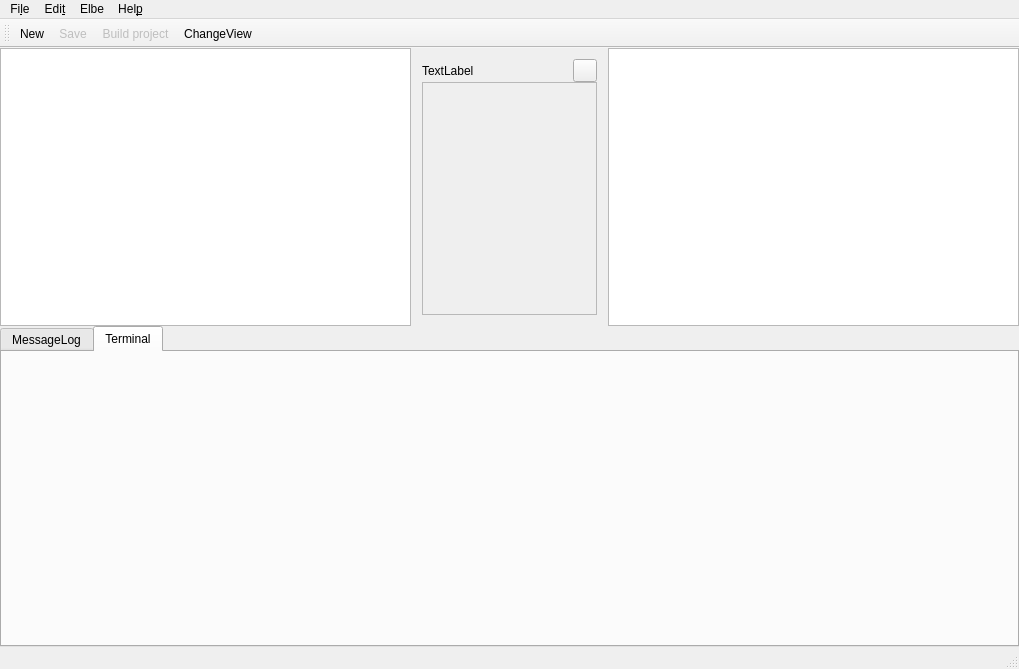
This is elbefrontend/mainwindow.ui in emtrion/elbe-gui as Qt 5 draws it before an edit. The edited form follows.
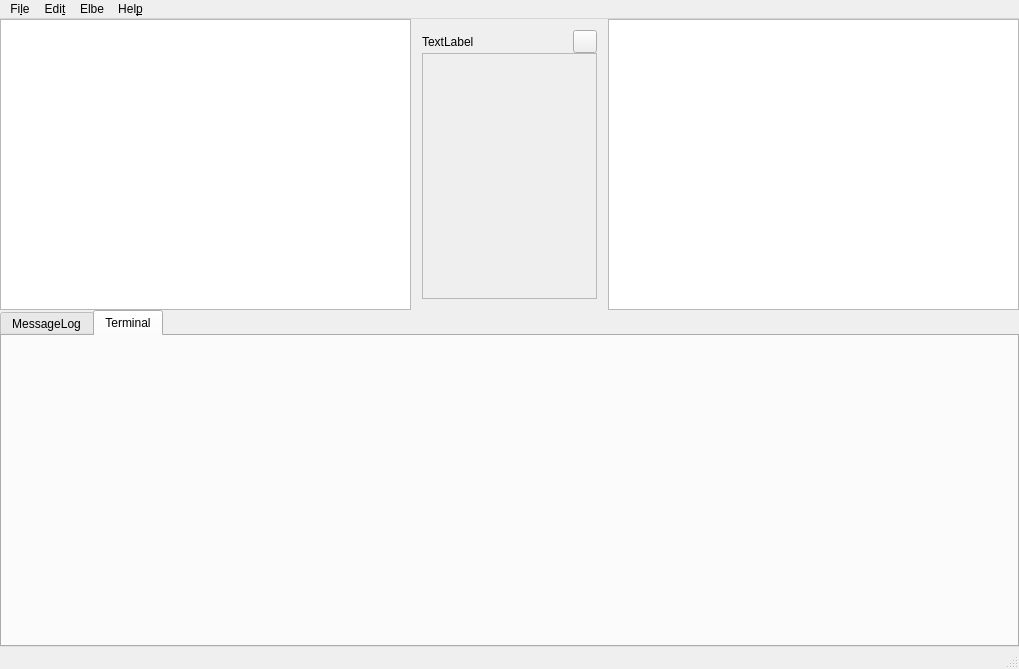
This is the edited form. Icons and pictures are not drawn. Custom widgets are drawn as their Qt base class.

The edit to the form file:
```diff
--- a/elbefrontend/mainwindow.ui
+++ b/elbefrontend/mainwindow.ui
@@ -359,21 +359,6 @@
    <addaction name="menuElbe"/>
    <addaction name="menuHilfe"/>
   </widget>
-  <widget class="QToolBar" name="mainToolBar">
-   <property name="enabled">
-    <bool>true</bool>
-   </property>
-   <attribute name="toolBarArea">
-    <enum>TopToolBarArea</enum>
-   </attribute>
-   <attribute name="toolBarBreak">
-    <bool>false</bool>
-   </attribute>
-   <addaction name="actionNew"/>
-   <addaction name="actionSave"/>
-   <addaction name="actionBuild"/>
-   <addaction name="action_ChangeView"/>
-  </widget>
   <widget class="QStatusBar" name="statusBar"/>
   <action name="actionNew">
    <property name="text">
```
Left out of the diff: 5 changed lines with no effect on the pictures.
